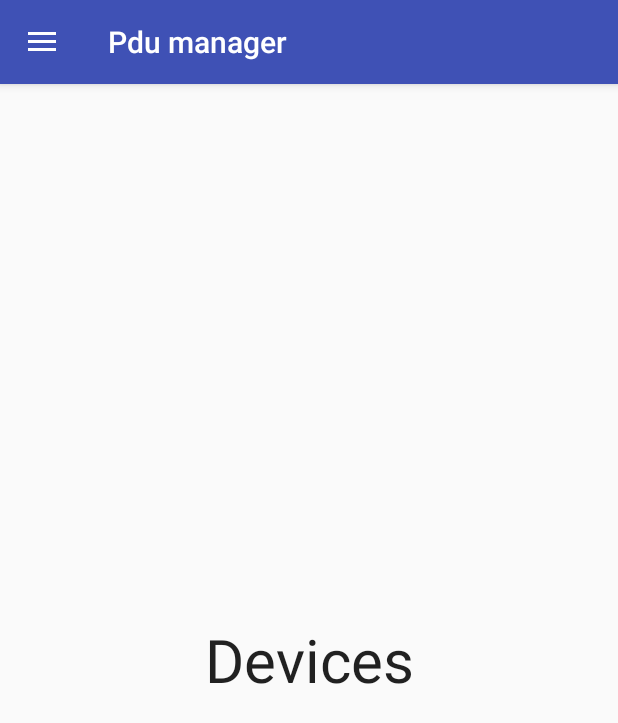
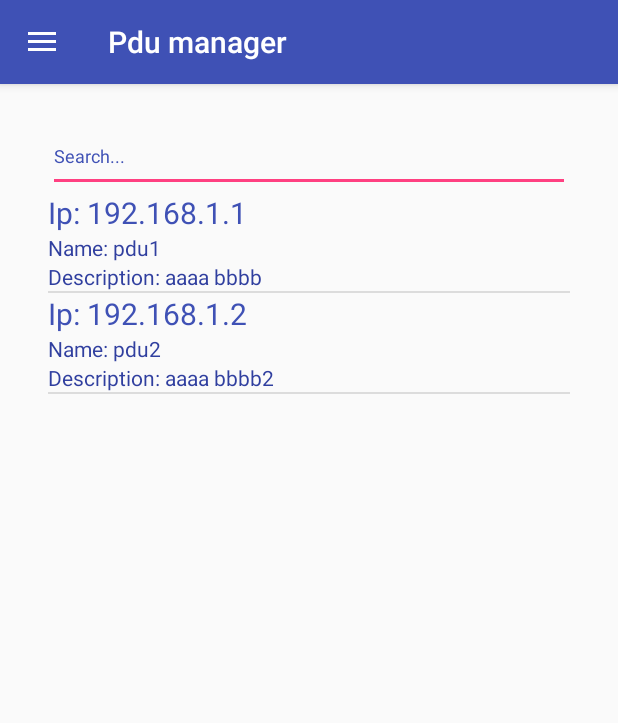
Before and after one commit to slawomirzaba/SZ_MW_KK, an Android app: the screen it shows after launch (MenuActivity), after a tap on "LOGIN", on a phone screen of 412 x 824 dp. Shown: the top 723 px of the screen. Run offline under Robolectric (Android 15) with nearby library versions, the phone set to English and light mode, and no system bars.

Commit message:
wyswietlanie urzadzen(Android)

```diff
--- a/nokiaProjects/android_pdu_manager/PduManager/app/build.gradle
+++ b/nokiaProjects/android_pdu_manager/PduManager/app/build.gradle
@@ -20,8 +20,9 @@ android {
 }
 
 dependencies {
-    compile fileTree(dir: 'libs', include: ['*.jar'])
+    compile fileTree(include: ['*.jar'], dir: 'libs')
     testCompile 'junit:junit:4.12'
     compile 'com.android.support:appcompat-v7:24.1.0'
     compile 'com.android.support:design:24.1.0'
+    compile files('libs/gson-2.2.2.jar')
 }
--- a/nokiaProjects/android_pdu_manager/PduManager/app/src/main/AndroidManifest.xml
+++ b/nokiaProjects/android_pdu_manager/PduManager/app/src/main/AndroidManifest.xml
@@ -11,7 +11,8 @@
         <activity
             android:name=".MenuActivity"
             android:label="@string/app_name"
-            android:theme="@style/AppTheme.NoActionBar">
+            android:theme="@style/AppTheme.NoActionBar"
+            android:windowSoftInputMode="stateHidden">
 
         </activity>
         <activity android:name=".LoginActivity">
--- /dev/null
+++ b/nokiaProjects/android_pdu_manager/PduManager/app/src/main/java/com/pdumanager/slawek/pdumanager/arrayAdapters/DeviceArrayAdapter.java
@@ -0,0 +1,68 @@
+package com.pdumanager.slawek.pdumanager.arrayAdapters;
+
+import android.content.Context;
+import android.view.LayoutInflater;
+import android.view.View;
+import android.view.ViewGroup;
+import android.widget.ArrayAdapter;
+import android.widget.LinearLayout;
+import android.widget.TextView;
+
+import com.pdumanager.slawek.pdumanager.R;
+import com.pdumanager.slawek.pdumanager.fragments.DevicesActivity;
+import com.pdumanager.slawek.pdumanager.model.Device;
+
+/**
+ * Created by slawek on 18.08.16.
+ */
+public class DeviceArrayAdapter extends ArrayAdapter<Device> {
+    private final LayoutInflater mInflater;
+    private final int mResourceId;
+
+    public DeviceArrayAdapter(Context context, int device_on_list) {
+        super(context, device_on_list);
+        mInflater = LayoutInflater.from(context);
+        mResourceId = device_on_list;
+    }
+
+
+    public void setDevices(Device[] devices) {
+        clear();
+        for(Device device : devices){
+            add(device);
+        }
+        if(isEmpty()){
+            notifyDataSetInvalidated();
+        } else {
+            notifyDataSetChanged();
+        }
+    }
+
+    public View getView(int i, View converterView, ViewGroup viewGroup){
+        ViewHolder viewHolder  = null;
+        if(converterView == null) {
+            viewHolder = new ViewHolder();
+            converterView = mInflater.inflate(mResourceId, viewGroup, false);
+            viewHolder.mDeviceNameTextView = (TextView) converterView.findViewById(R.id.device_name);
+            viewHolder.mDeviceDescrTextView = (TextView) converterView.findViewById(R.id.device_description);
+            viewHolder.mDeviceIpTextView = (TextView) converterView.findViewById(R.id.device_ip);
+            viewHolder.mDeviceContainerLinearLayout = (LinearLayout) converterView.findViewById(R.id.device_on_list);
+            converterView.setTag(viewHolder);
+        }else{
+            viewHolder = (ViewHolder) converterView.getTag();
+        }
+        Device device = getItem(i);
+        viewHolder.mDeviceIpTextView.setText("Ip: " + device.ip);
+        viewHolder.mDeviceDescrTextView.setText("Description: " + device.descr);
+        viewHolder.mDeviceNameTextView.setText("Name: " + device.name);
+        viewHolder.mDeviceContainerLinearLayout.setVisibility(View.VISIBLE);
+        return converterView;
+    }
+
+    private class ViewHolder {
+        TextView mDeviceIpTextView;
+        TextView mDeviceNameTextView;
+        TextView mDeviceDescrTextView;
+        LinearLayout mDeviceContainerLinearLayout;
+    }
+}
--- a/nokiaProjects/android_pdu_manager/PduManager/app/src/main/java/com/pdumanager/slawek/pdumanager/fragments/DevicesActivity.java
+++ b/nokiaProjects/android_pdu_manager/PduManager/app/src/main/java/com/pdumanager/slawek/pdumanager/fragments/DevicesActivity.java
@@ -4,17 +4,99 @@ import android.app.Fragment;
 import android.support.annotation.Nullable;
 import android.support.v7.app.AppCompatActivity;
 import android.os.Bundle;
+import android.text.Editable;
+import android.text.TextWatcher;
+import android.util.Log;
 import android.view.LayoutInflater;
 import android.view.View;
 import android.view.ViewGroup;
+import android.widget.AdapterView;
+import android.widget.EditText;
+import android.widget.ListView;
 
 import com.pdumanager.slawek.pdumanager.R;
+import com.pdumanager.slawek.pdumanager.arrayAdapters.DeviceArrayAdapter;
+import com.pdumanager.slawek.pdumanager.model.DeviceResponse;
 
-public class DevicesActivity extends Fragment {
+import org.json.JSONException;
+import org.json.JSONObject;
+
+import java.io.ByteArrayOutputStream;
+import java.io.IOException;
+import java.io.InputStream;
+
+public class DevicesActivity extends Fragment implements AdapterView.OnItemClickListener {
+    private ListView mDevicesListView;
+    private DeviceArrayAdapter mDeviceArrayAdapter;
+    private DeviceResponse mResponse;
+    private EditText mInputSearch;
 
     @Nullable
     @Override
     public View onCreateView(LayoutInflater inflater, ViewGroup container, Bundle savedInstanceState) {
-        return inflater.inflate(R.layout.activity_devices, container, false);
+        super.onCreateView(inflater, container, savedInstanceState);
+        View view = inflater.inflate(R.layout.activity_devices, container, false);
+        mInputSearch = (EditText) view.findViewById(R.id.search_input);
+        mDevicesListView = (ListView) view.findViewById(R.id.list_devices);
+        mDeviceArrayAdapter = new DeviceArrayAdapter(this.getActivity(), R.layout.device_on_list);
+        mDevicesListView.setAdapter(mDeviceArrayAdapter);
+        mDevicesListView.setOnItemClickListener(this);
+        try {
+            JSONObject jsonObject = new JSONObject(readTextFromRawResource(R.raw.devices));
+            mResponse = DeviceResponse.fromJsonObject(jsonObject);
+            fillListWithDevices();
+        } catch (JSONException e) {
+            e.printStackTrace();
+        }
+        mDevicesListView.setTextFilterEnabled(true);
+        mInputSearch.addTextChangedListener(new TextWatcher() {
+            @Override
+            public void beforeTextChanged(CharSequence charSequence, int i, int i1, int i2) {
+                //
+            }
+
+            @Override
+            public void onTextChanged(CharSequence charSequence, int i, int i1, int i2) {
+                DevicesActivity.this.mDeviceArrayAdapter.getFilter().filter(charSequence.toString());
+            }
+
+            @Override
+            public void afterTextChanged(Editable editable) {
+
+            }
+        });
+        return view;
+    }
+
+    private void fillListWithDevices() {
+        mDeviceArrayAdapter.setDevices(mResponse.devices);
+    }
+
+
+
+    private String readTextFromRawResource(int resourceId) {
+
+        InputStream inputStream = getResources().openRawResource(resourceId);
+        ByteArrayOutputStream byteArrayOutputStream = new ByteArrayOutputStream();
+
+        int i;
+        try {
+            i = inputStream.read();
+            while (i != -1) {
+                byteArrayOutputStream.write(i);
+                i = inputStream.read();
+            }
+            inputStream.close();
+        } catch (IOException e) {
+            e.printStackTrace();
+        }
+
+        return byteArrayOutputStream.toString();
+    }
+
+
+    @Override
+    public void onItemClick(AdapterView<?> adapterView, View view, int i, long l) {
+
     }
 }
--- /dev/null
+++ b/nokiaProjects/android_pdu_manager/PduManager/app/src/main/java/com/pdumanager/slawek/pdumanager/model/Device.java
@@ -0,0 +1,19 @@
+package com.pdumanager.slawek.pdumanager.model;
+
+import java.io.Serializable;
+
+/**
+ * Created by slawek on 29.07.16.
+ */
+public class Device implements Serializable {
+    public int id;
+    public String name;
+    public String ip;
+    public String descr;
+    public Outlet[] outlets;
+
+    @Override
+    public String toString() {
+        return descr + " " + name + " " + ip + " ";
+    }
+}
--- /dev/null
+++ b/nokiaProjects/android_pdu_manager/PduManager/app/src/main/java/com/pdumanager/slawek/pdumanager/model/DeviceResponse.java
@@ -0,0 +1,19 @@
+package com.pdumanager.slawek.pdumanager.model;
+
+import com.google.gson.Gson;
+
+import org.json.JSONObject;
+
+import java.io.Serializable;
+
+/**
+ * Created by slawek on 29.07.16.
+ */
+public class DeviceResponse implements Serializable {
+    public Device[] devices;
+
+    public static DeviceResponse fromJsonObject(JSONObject jsonObject){
+        Gson gson = new Gson();
+        return gson.fromJson(jsonObject.toString(), DeviceResponse.class);
+    }
+}
--- /dev/null
+++ b/nokiaProjects/android_pdu_manager/PduManager/app/src/main/java/com/pdumanager/slawek/pdumanager/model/Outlet.java
@@ -0,0 +1,12 @@
+package com.pdumanager.slawek.pdumanager.model;
+
+import java.io.Serializable;
+
+/**
+ * Created by slawek on 29.07.16.
+ */
+public class Outlet implements Serializable{
+    public int id;
+    public int number;
+    public String description;
+}
--- a/nokiaProjects/android_pdu_manager/PduManager/app/src/main/res/layout/activity_devices.xml
+++ b/nokiaProjects/android_pdu_manager/PduManager/app/src/main/res/layout/activity_devices.xml
@@ -8,20 +8,20 @@
     android:paddingRight="@dimen/activity_horizontal_margin"
     android:paddingTop="@dimen/activity_vertical_margin"
     tools:context=".fragments.DevicesActivity">
-
-    <TextView
-        android:layout_width="wrap_content"
-        android:layout_height="wrap_content"
-        android:textAppearance="?android:attr/textAppearanceLarge"
-        android:text="Devices"
-        android:id="@+id/textView2"
-        android:layout_alignParentTop="true"
-        android:layout_alignParentLeft="true"
-        android:layout_alignParentStart="true"
-        android:layout_alignParentBottom="true"
-        android:layout_alignParentRight="true"
-        android:layout_alignParentEnd="true"
-        android:textSize="40sp"
-        android:gravity="center"
-        android:textAlignment="center"/>
+    <EditText
+        android:hint="Search..."
+        android:layout_width="match_parent"
+        android:layout_height="40dp"
+        android:inputType="text"
+        android:ems="10"
+        android:id="@+id/search_input"
+        android:paddingBottom="@dimen/activity_horizontal_margin"
+        android:textColor="#000"
+        android:textColorHint="@color/colorPrimary"
+        android:textSize="12sp"/>
+    <ListView
+        android:layout_marginTop="40dp"
+        android:id="@+id/list_devices"
+        android:layout_width="match_parent"
+        android:layout_height="match_parent"></ListView>
 </RelativeLayout>
--- /dev/null
+++ b/nokiaProjects/android_pdu_manager/PduManager/app/src/main/res/layout/device_on_list.xml
@@ -0,0 +1,42 @@
+<?xml version="1.0" encoding="utf-8"?>
+<LinearLayout xmlns:android="http://schemas.android.com/apk/res/android"
+    android:orientation="vertical"
+    android:layout_width="match_parent"
+    android:layout_height="wrap_content"
+    android:id="@+id/device_on_list">
+    <LinearLayout
+        android:orientation="vertical"
+        android:layout_width="wrap_content"
+        android:layout_height="match_parent">
+
+        <TextView
+            android:id="@+id/device_ip"
+            android:text="Ip: 192.168.90.1"
+            android:layout_weight="0.5"
+            android:textSize="20sp"
+            android:textColor="@color/colorPrimary"
+            android:layout_width="wrap_content"
+            android:layout_height="wrap_content"/>
+
+        <TextView
+            android:layout_weight="0.5"
+            android:id="@+id/device_name"
+            android:textColor="@color/colorPrimaryDark"
+            android:text="Name: Pierwsze pdu"
+            android:maxLines="1"
+            android:ellipsize="end"
+            android:layout_width="wrap_content"
+            android:layout_height="wrap_content"
+            />
+        <TextView
+            android:id="@+id/device_description"
+            android:textColor="@color/colorPrimaryDark"
+            android:text="Description: aaaaa aaaaa aaaaa aaaaaaa aaaaa aaaaa aaaaa aaaaaaa aaaaa aaaaa aaaaa aaaa a a a aaaaaa aaaa aaaa aaaa aaaaaa aaaa aaa aaaa aaaaa aaa aaaaaaaaaa"
+            android:maxLines="3"
+            android:ellipsize="end"
+            android:layout_width="wrap_content"
+            android:layout_height="wrap_content"
+            />
+    </LinearLayout>
+
+</LinearLayout>
```
Also changed, not shown: nokiaProjects/android_pdu_manager/PduManager/app/src/main/res/raw/devices.json (added, +53 -0 lines), nokiaProjects/android_pdu_manager/PduManager/app/libs/gson-2.2.2.jar (added).
